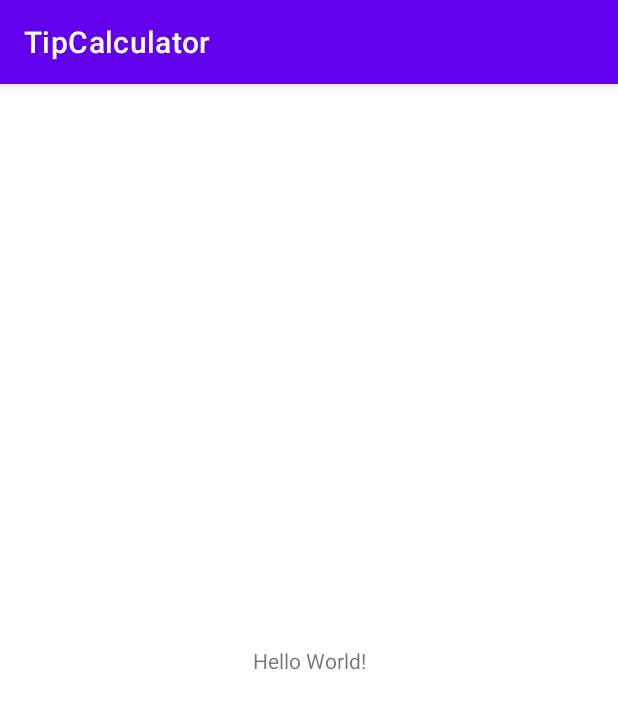
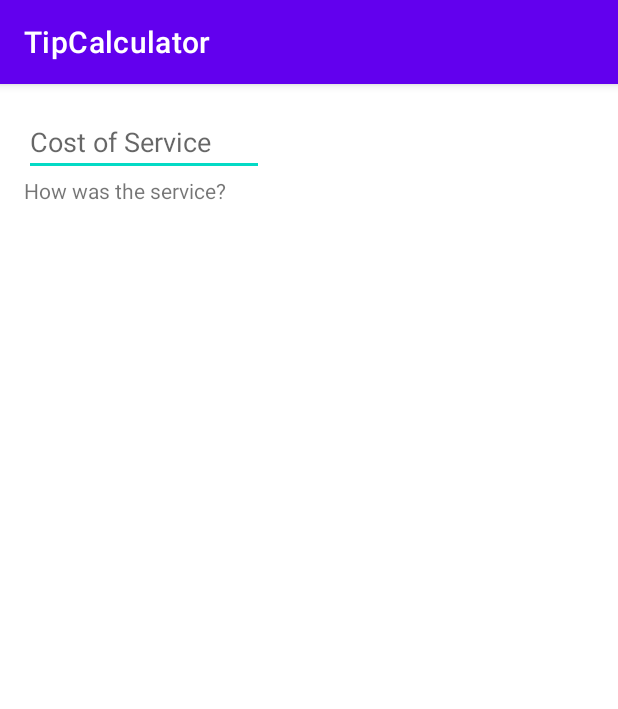
Before and after one commit to emwalks/TipCalculator, an Android app: the screen it shows after launch (MainActivity), on a phone screen of 412 x 824 dp. Shown: the top 709 px of the screen. Run offline under Robolectric (Android 15) with nearby library versions, the phone set to English and light mode, and no system bars.

Commit message:
adds EditText, hint, textView and RadioGroup to app

```diff
--- a/app/src/main/res/layout/activity_main.xml
+++ b/app/src/main/res/layout/activity_main.xml
@@ -4,15 +4,32 @@
     xmlns:tools="http://schemas.android.com/tools"
     android:layout_width="match_parent"
     android:layout_height="match_parent"
+    android:padding="16dp"
     tools:context=".MainActivity">
 
+    <EditText
+        android:id="@+id/cost_of_service"
+        android:layout_width="160dp"
+        android:layout_height="wrap_content"
+        android:hint="Cost of Service"
+        android:inputType="numberDecimal"
+        app:layout_constraintStart_toStartOf="parent"
+        app:layout_constraintTop_toTopOf="parent" />
+
     <TextView
+        android:id="@+id/service_rating"
         android:layout_width="wrap_content"
         android:layout_height="wrap_content"
-        android:text="Hello World!"
-        app:layout_constraintBottom_toBottomOf="parent"
-        app:layout_constraintLeft_toLeftOf="parent"
-        app:layout_constraintRight_toRightOf="parent"
-        app:layout_constraintTop_toTopOf="parent" />
+        android:text="How was the service?"
+        app:layout_constraintStart_toStartOf="parent"
+        app:layout_constraintTop_toBottomOf="@id/cost_of_service"
+        />
+
+    <RadioGroup
+        android:layout_width="227dp"
+        android:layout_height="134dp"
+        android:orientation="vertical"
+        app:layout_constraintStart_toStartOf="parent"
+        app:layout_constraintTop_toBottomOf="@id/service_rating"/>
 
 </androidx.constraintlayout.widget.ConstraintLayout>
```
Also changed, not shown: 1 other file.
